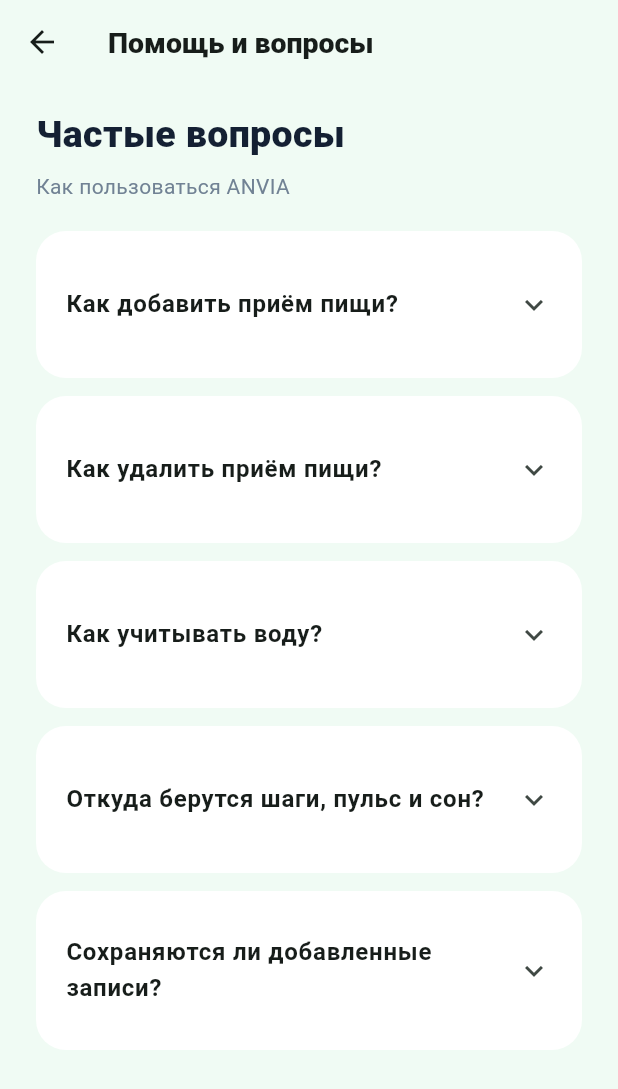
After one commit to 4oys/health_app_ui, a Flutter app: the HelpScreen screen opened directly, on a phone screen of 412 x 824 dp. The commit adds this screen. Shown: the top 1089 px of the screen. Run offline on Flutter 3.47's test engine with Material 3 defaults, Android fonts, the phone set to English and light mode, and no system bars.

Commit message:
feat(help): добавить раздел помощи и частых вопросов

```diff
--- /dev/null
+++ b/lib/features/help/presentation/help_screen.dart
@@ -0,0 +1,96 @@
+import 'package:flutter/material.dart';
+
+import '../../../core/theme.dart';
+
+class HelpScreen extends StatelessWidget {
+  const HelpScreen({super.key});
+
+  @override
+  Widget build(BuildContext context) => Scaffold(
+    appBar: AppBar(
+      leading: const BackButton(),
+      title: const Text('Помощь и вопросы'),
+      backgroundColor: AppColors.background,
+    ),
+    body: SafeArea(
+      child: ListView(
+        padding: const EdgeInsets.fromLTRB(24, 16, 24, 32),
+        children: const [
+          Text(
+            'Частые вопросы',
+            style: TextStyle(
+              fontSize: 25,
+              fontWeight: FontWeight.w800,
+              color: AppColors.ink,
+            ),
+          ),
+          SizedBox(height: 6),
+          Text(
+            'Как пользоваться ANVIA',
+            style: TextStyle(color: AppColors.muted),
+          ),
+          SizedBox(height: 20),
+          _HelpQuestion(
+            question: 'Как добавить приём пищи?',
+            answer:
+                'Откройте «Дневник», выберите день и нажмите «Добавить приём пищи». '
+                'Затем выберите тип приёма пищи, продукт и укажите его вес.',
+          ),
+          SizedBox(height: 12),
+          _HelpQuestion(
+            question: 'Как удалить приём пищи?',
+            answer:
+                'В дневнике нажмите корзину рядом с названием приёма пищи и '
+                'подтвердите удаление. Все продукты в нём тоже будут удалены.',
+          ),
+          SizedBox(height: 12),
+          _HelpQuestion(
+            question: 'Как учитывать воду?',
+            answer:
+                'На главном экране нажмите «+ 250 мл» или «+ 500 мл». '
+                'Чтобы убрать 250 мл, нажмите значок отмены.',
+          ),
+          SizedBox(height: 12),
+          _HelpQuestion(
+            question: 'Откуда берутся шаги, пульс и сон?',
+            answer:
+                'Сейчас на экранах показаны примерные значения. Получение '
+                'данных из приложений на телефоне пока не подключено.',
+          ),
+          SizedBox(height: 12),
+          _HelpQuestion(
+            question: 'Сохраняются ли добавленные записи?',
+            answer:
+                'Пока записи доступны только во время текущего запуска. '
+                'После перезапуска приложения добавленные приёмы пищи и вода сбрасываются.',
+          ),
+        ],
+      ),
+    ),
+  );
+}
+
+class _HelpQuestion extends StatelessWidget {
+  const _HelpQuestion({required this.question, required this.answer});
+
+  final String question;
+  final String answer;
+
+  @override
+  Widget build(BuildContext context) => WhiteCard(
+    child: ExpansionTile(
+      tilePadding: EdgeInsets.zero,
+      childrenPadding: const EdgeInsets.only(bottom: 8),
+      title: Text(
+        question,
+        style: const TextStyle(fontWeight: FontWeight.w700),
+      ),
+      children: [
+        Align(
+          alignment: Alignment.centerLeft,
+          child: Text(answer, style: const TextStyle(color: AppColors.muted)),
+        ),
+      ],
+    ),
+  );
+}
--- a/lib/main.dart
+++ b/lib/main.dart
@@ -6,6 +6,7 @@ import 'features/dashboard/presentation/dashboard_screen.dart';
 import 'features/diary/presentation/diary_screen.dart';
 import 'features/health/domain/calculations.dart';
 import 'features/health/domain/models.dart';
+import 'features/help/presentation/help_screen.dart';
 
 void main() => runApp(const HealthUiApp());
 
@@ -900,6 +901,16 @@ class _ProfileScreenState extends State<ProfileScreen> {
       ),
       const SizedBox(height: 14),
       OutlinedButton.icon(
+        onPressed: () {
+          Navigator.of(
+            context,
+          ).push(MaterialPageRoute<void>(builder: (_) => const HelpScreen()));
+        },
+        icon: const Icon(Icons.help_outline),
+        label: const Text('Помощь и вопросы'),
+      ),
+      const SizedBox(height: 8),
+      OutlinedButton.icon(
         onPressed: widget.onExit,
         icon: const Icon(Icons.logout),
         label: const Text('Выйти из аккаунта'),
```
Also changed, not shown: 1 other file.
